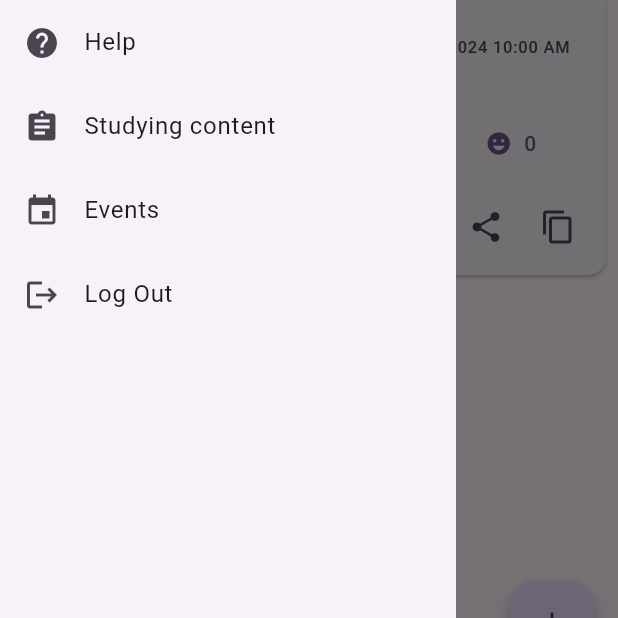
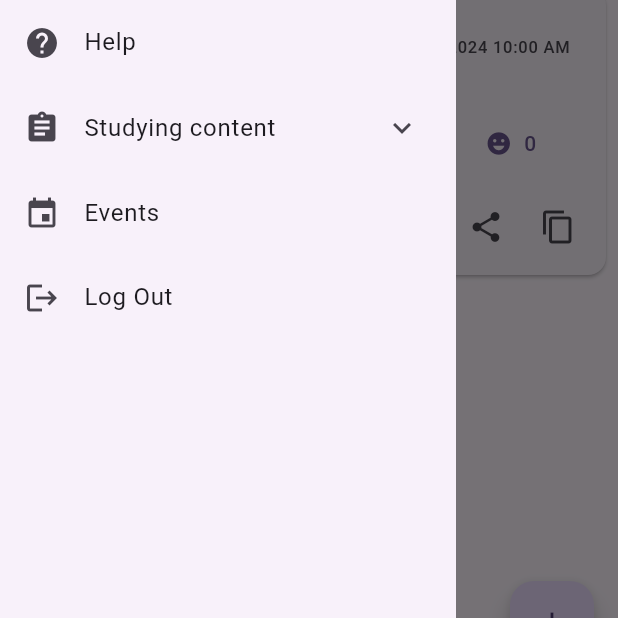
Before and after one commit to MariamBadie/InternshipCampusApp, a Flutter app: the screen it shows after launch, with the side drawer open, on a phone screen of 412 x 824 dp, the part 421-1039 px from its top. Run offline on Flutter 3.47's test engine with Material 3 defaults, Android fonts, the phone set to English and light mode, and no system bars; our stand-ins replace device_preview, file_picker, fl_chart, flashy_tab_bar2, google_fonts, image_picker and 4 more.

Commit message:
added notes pages

```diff
--- a/lib/screens/home_page.dart
+++ b/lib/screens/home_page.dart
@@ -1,3 +1,4 @@
+import 'package:campus_app/screens/NotesPage.dart';
 import 'package:campus_app/screens/content_page.dart';
 import 'package:flutter/material.dart';
 import 'package:flutter/services.dart'; // For Clipboard
@@ -130,74 +131,24 @@ class _MyHomePageState extends State<MyHomePage> {
       drawer: Drawer(
         child: ListView(
           padding: EdgeInsets.zero,
-          children: <Widget>[
+          children: [
             DrawerHeader(
               decoration: BoxDecoration(
                 color: Theme.of(context).colorScheme.primary,
               ),
               child: Text(
                 'Menu',
-                style: TextStyle(
-                  color: Colors.white,
-                  fontSize: 24,
-                ),
+                style: TextStyle(color: Colors.white, fontSize: 24),
               ),
             ),
-            ListTile(
-              leading: Icon(Icons.all_inclusive),
-              title: Text('All'),
-              onTap: () {
-                setState(() {
-                  _filter = 'All';
-                });
-                Navigator.pop(context);
-              },
-            ),
-            ListTile(
-              leading: Icon(Icons.forum),
-              title: Text('Confessions'),
-              onTap: () {
-                setState(() {
-                  _filter = 'Confessions';
-                });
-                Navigator.pop(context);
-              },
-            ),
-            ListTile(
-              leading: Icon(Icons.help),
-              title: Text('Help'),
-              onTap: () {
-                setState(() {
-                  _filter = 'Help';
-                });
-                Navigator.pop(context);
-              },
-            ),
-            ListTile(
-              leading: const Icon(Icons.assignment),
-              title: Text("Studying content"),
-              onTap: () {
-                Navigator.push(context,
-                    MaterialPageRoute(builder: (context) => ContentPage()));
-              },
-            ),
-            ListTile(
-              leading: Icon(Icons.event),
-              title: Text('Events'),
-              onTap: () {
-                setState(() {
-                  _filter = 'Events';
-                });
-                Navigator.pop(context);
-              },
-            ),
-            ListTile(
-              leading: Icon(Icons.logout),
-              title: Text('Log Out'),
-              onTap: () {
-                // Add functionality to log out
-              },
-            ),
+            _buildDrawerItem(Icons.all_inclusive, 'All'),
+            _buildDrawerItem(Icons.forum, 'Confessions'),
+            _buildDrawerItem(Icons.help, 'Help'),
+            _buildStudyingContent(),
+            _buildDrawerItem(Icons.event, 'Events'),
+            _buildDrawerItem(Icons.logout, 'Log Out', onTap: () {
+              // Add functionality to log out
+            }),
           ],
         ),
       ),
@@ -208,6 +159,37 @@ class _MyHomePageState extends State<MyHomePage> {
         tooltip: 'Post',
         child: const Icon(Icons.add),
       ),
+    );
+  }
+
+  Widget _buildDrawerItem(IconData icon, String title, {VoidCallback? onTap}) {
+    return ListTile(
+      leading: Icon(icon),
+      title: Text(title),
+      onTap: onTap ??
+          () {
+            setState(() => _filter = title);
+            Navigator.pop(context);
+          },
+    );
+  }
+
+  Widget _buildStudyingContent() {
+    return ExpansionTile(
+      leading: Icon(Icons.assignment),
+      title: Text("Studying content"),
+      children: [
+        ListTile(
+          title: Text('Content Page'),
+          onTap: () => Navigator.push(
+              context, MaterialPageRoute(builder: (context) => ContentPage())),
+        ),
+        ListTile(
+          title: Text('Notes Page'),
+          onTap: () => Navigator.push(
+              context, MaterialPageRoute(builder: (context) => NotesPage())),
+        ),
+      ],
     );
   }
 
--- a/pubspec.yaml
+++ b/pubspec.yaml
@@ -2,7 +2,7 @@ name: campus_app
 description: "A new Flutter project."
 # The following line prevents the package from being accidentally published to
 # pub.dev using `flutter pub publish`. This is preferred for private packages.
-publish_to: 'none' # Remove this line if you wish to publish to pub.dev
+publish_to: "none" # Remove this line if you wish to publish to pub.dev
 
 # The following defines the version and build number for your application.
 # A version number is three numbers separated by dots, like 1.2.43
@@ -19,7 +19,7 @@ publish_to: 'none' # Remove this line if you wish to publish to pub.dev
 version: 1.0.0+1
 
 environment:
-  sdk: '>=3.4.4 <4.0.0'
+  sdk: ">=3.4.4 <4.0.0"
 
 # Dependencies specify other packages that your package needs in order to work.
 # To automatically upgrade your package dependencies to the latest versions
@@ -44,6 +44,7 @@ dependencies:
   share_plus: ^7.0.0
   timeago: ^3.1.0
   uuid: ^4.4.2
+  file_picker: ^5.0.0
 
 dev_dependencies:
   flutter_lints: ^4.0.0
@@ -54,7 +55,6 @@ dev_dependencies:
 # following page: https://dart.dev/tools/pub/pubspec
 # The following section is specific to Flutter packages.
 flutter:
-
   # The following line ensures that the Material Icons font is
   # included with your application, so that you can use the icons in
   # the material Icons class.
```
Also changed, not shown: lib/screens/NotesPage.dart (added, +165 -0 lines), pubspec.lock, 2 other files.
